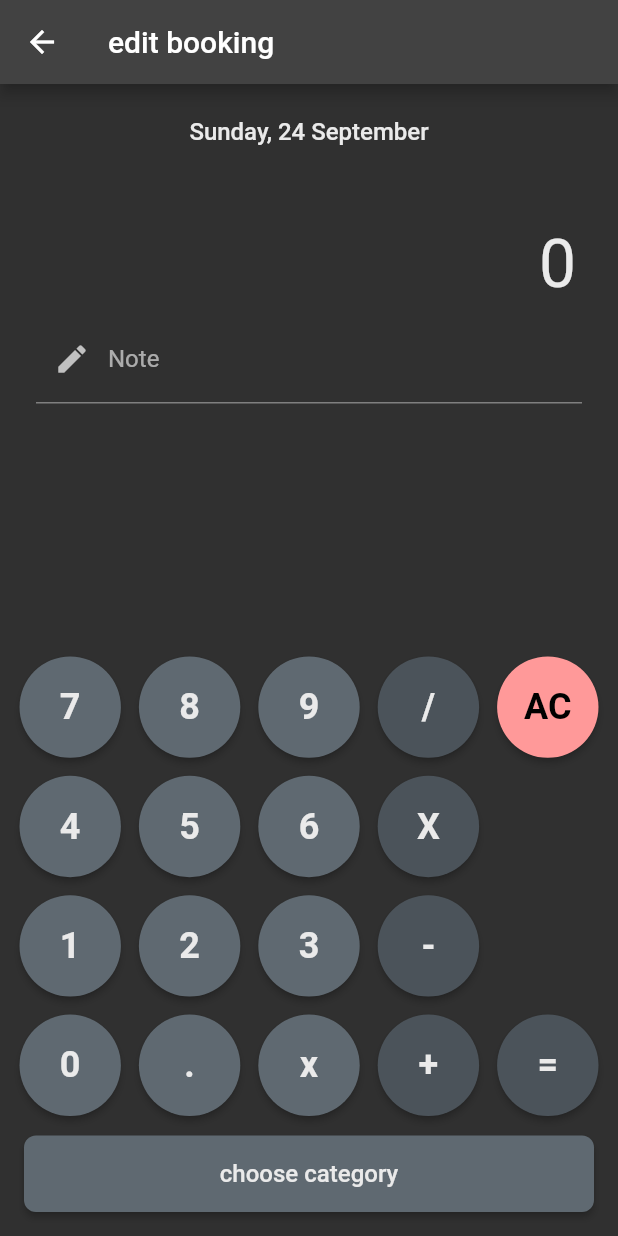
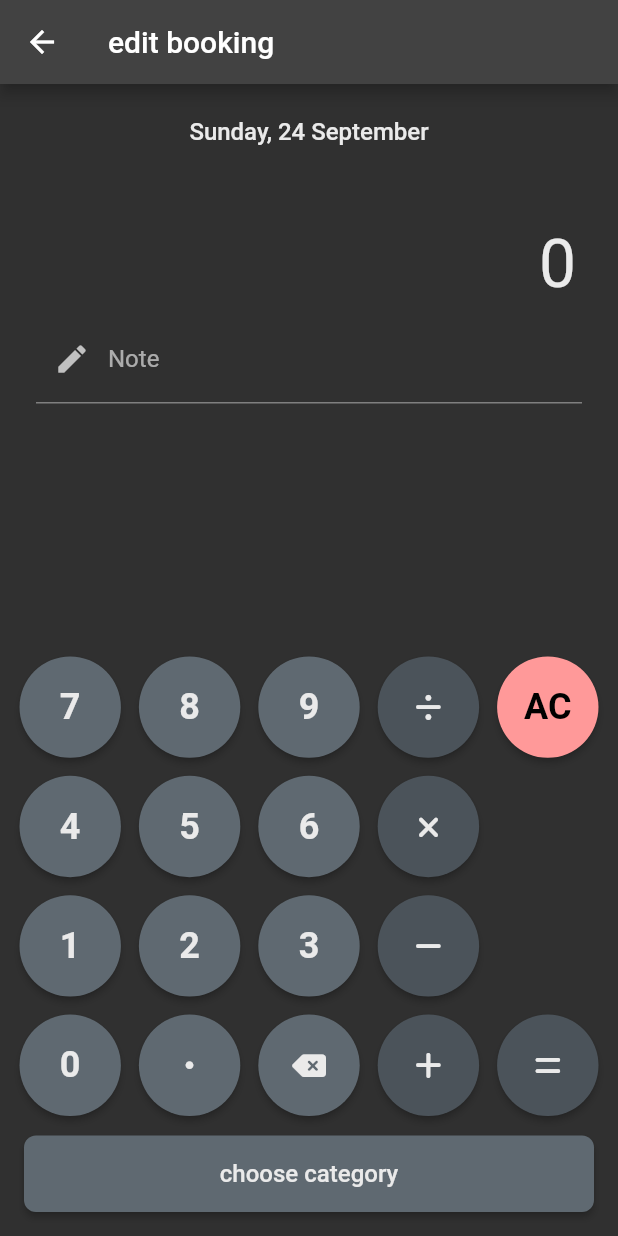
Before and after one commit to Gerald-Gmainer/budget_book, a Flutter app: the BookingCrudPage screen opened directly with empty values, on a phone screen of 412 x 824 dp. Run offline on Flutter 3.47's test engine with Material 2 defaults, Android fonts, the phone set to English and light mode, and no system bars; our stand-ins replace bloc, connectivity_plus, flutter_bloc, flutter_dotenv, font_awesome_flutter, form_validator and 4 more; missing offline and left inert: keep_screen_on; accounts and stored records are empty; Roboto replaces fonts that are missing (Noto Sans JP).

Commit message:
icon improvements

```diff
--- a/flutter_app/lib/l10n.yaml
+++ /dev/null
@@ -1,3 +0,0 @@
-arb-dir: lib/l10n
-template-arb-file: app_en.arb
-output-localization-file: app_localizations.dart
--- a/flutter_app/lib/presentation/widget/calculator/calculator_button.dart
+++ b/flutter_app/lib/presentation/widget/calculator/calculator_button.dart
@@ -5,12 +5,14 @@ import 'package:flutter_app/utils/utils.dart';
 class CalculatorButton extends StatelessWidget {
   final CalculatorKey calculatorKey;
   final Function(CalculatorKey) onPressed;
+  final Widget? icon;
   final Color backgroundColor;
   final Color fontColor;
 
   const CalculatorButton({
     required this.calculatorKey,
     required this.onPressed,
+    this.icon,
     this.backgroundColor = AppColors.secondaryColor,
     this.fontColor = AppColors.primaryTextColor,
   });
@@ -25,7 +27,15 @@ class CalculatorButton extends StatelessWidget {
         shape: const CircleBorder(),
         backgroundColor: backgroundColor,
       ),
-      child: OverflowBox(
+      child: _buildKey(),
+    );
+  }
+
+  Widget _buildKey() {
+    if (icon != null) {
+      return _buildIcon();
+    }
+    return OverflowBox(
       alignment: Alignment.center,
       maxWidth: double.infinity,
       child: Text(
@@ -36,7 +46,10 @@ class CalculatorButton extends StatelessWidget {
         overflow: TextOverflow.visible,
         style: TextStyle(fontSize: 24, fontWeight: FontWeight.bold, color: fontColor),
       ),
-      ),
     );
   }
+
+  Widget _buildIcon() {
+    return icon!;
   }
+}
--- a/flutter_app/lib/presentation/widget/calculator/calculator_keyboard.dart
+++ b/flutter_app/lib/presentation/widget/calculator/calculator_keyboard.dart
@@ -1,4 +1,5 @@
 import 'package:flutter/material.dart';
+import 'package:font_awesome_flutter/font_awesome_flutter.dart';
 
 import 'calculator_button.dart';
 import 'calculator_key.dart';
@@ -22,23 +23,77 @@ class CalculatorKeyboard extends StatelessWidget {
         CalculatorButton(calculatorKey: CalculatorKey.digit7, onPressed: onPressed),
         CalculatorButton(calculatorKey: CalculatorKey.digit8, onPressed: onPressed),
         CalculatorButton(calculatorKey: CalculatorKey.digit9, onPressed: onPressed),
-        CalculatorButton(calculatorKey: CalculatorKey.division, onPressed: onPressed, backgroundColor: operatorColor),
+        CalculatorButton(
+          calculatorKey: CalculatorKey.division,
+          onPressed: onPressed,
+          backgroundColor: operatorColor,
+          icon: const FaIcon(
+            FontAwesomeIcons.divide,
+            size: 20,
+          ),
+        ),
         CalculatorButton(calculatorKey: CalculatorKey.clear, onPressed: onPressed, backgroundColor: const Color(0xFFFF9999), fontColor: Colors.black),
         CalculatorButton(calculatorKey: CalculatorKey.digit4, onPressed: onPressed),
         CalculatorButton(calculatorKey: CalculatorKey.digit5, onPressed: onPressed),
         CalculatorButton(calculatorKey: CalculatorKey.digit6, onPressed: onPressed),
-        CalculatorButton(calculatorKey: CalculatorKey.multiplication, onPressed: onPressed, backgroundColor: operatorColor),
+        CalculatorButton(
+          calculatorKey: CalculatorKey.multiplication,
+          onPressed: onPressed,
+          backgroundColor: operatorColor,
+          icon: const FaIcon(
+            FontAwesomeIcons.xmark,
+            size: 20,
+          ),
+        ),
         const SizedBox.shrink(),
         CalculatorButton(calculatorKey: CalculatorKey.digit1, onPressed: onPressed),
         CalculatorButton(calculatorKey: CalculatorKey.digit2, onPressed: onPressed),
         CalculatorButton(calculatorKey: CalculatorKey.digit3, onPressed: onPressed),
-        CalculatorButton(calculatorKey: CalculatorKey.subtraction, onPressed: onPressed, backgroundColor: operatorColor),
+        CalculatorButton(
+          calculatorKey: CalculatorKey.subtraction,
+          onPressed: onPressed,
+          backgroundColor: operatorColor,
+          icon: const FaIcon(
+            FontAwesomeIcons.minus,
+            size: 20,
+          ),
+        ),
         const SizedBox.shrink(),
         CalculatorButton(calculatorKey: CalculatorKey.digit0, onPressed: onPressed),
-        CalculatorButton(calculatorKey: CalculatorKey.dot, onPressed: onPressed),
-        CalculatorButton(calculatorKey: CalculatorKey.back, onPressed: onPressed),
-        CalculatorButton(calculatorKey: CalculatorKey.addition, onPressed: onPressed, backgroundColor: operatorColor),
-        CalculatorButton(calculatorKey: CalculatorKey.equal, onPressed: onPressed, backgroundColor: operatorColor),
+        CalculatorButton(
+          calculatorKey: CalculatorKey.dot,
+          onPressed: onPressed,
+          icon: const FaIcon(
+            FontAwesomeIcons.solidCircle,
+            size: 5,
+          ),
+        ),
+        CalculatorButton(
+          calculatorKey: CalculatorKey.back,
+          onPressed: onPressed,
+          icon: const FaIcon(
+            FontAwesomeIcons.deleteLeft,
+            size: 20,
+          ),
+        ),
+        CalculatorButton(
+          calculatorKey: CalculatorKey.addition,
+          onPressed: onPressed,
+          backgroundColor: operatorColor,
+          icon: const FaIcon(
+            FontAwesomeIcons.plus,
+            size: 20,
+          ),
+        ),
+        CalculatorButton(
+          calculatorKey: CalculatorKey.equal,
+          onPressed: onPressed,
+          backgroundColor: operatorColor,
+          icon: const FaIcon(
+            FontAwesomeIcons.equals,
+            size: 20,
+          ),
+        ),
       ],
     );
   }
```
Lines whose indentation alone changed are shown as unchanged.
